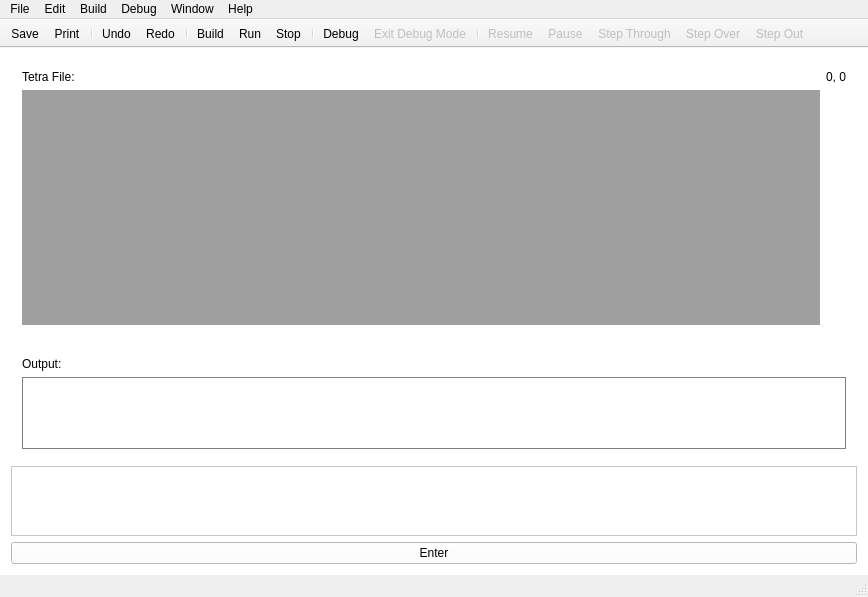
Above: gui/mainwindow.ui from IanFinlayson/tetra before the change. Below: the same form after it.
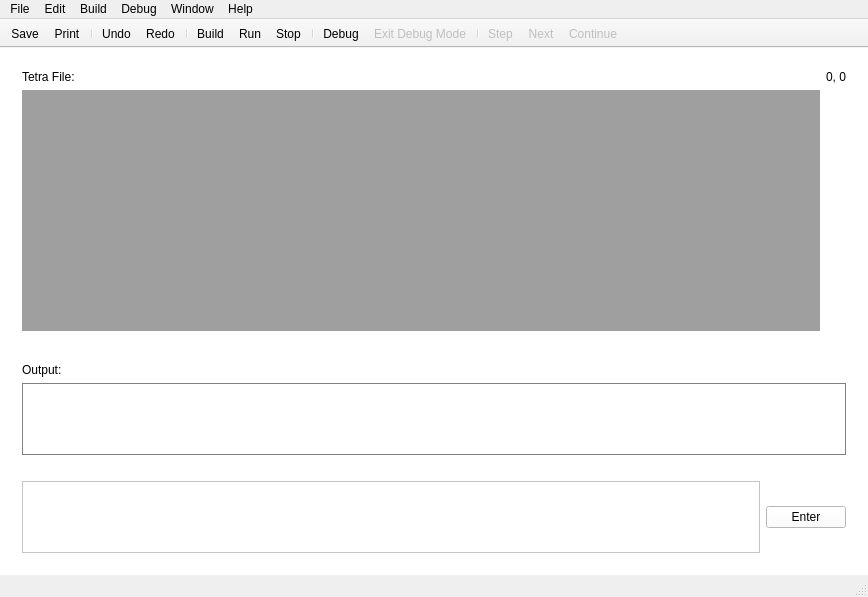
That is the form after the change. Icons and pictures are not drawn. Custom widgets are drawn as their Qt base class.

Patch:
```diff
--- a/gui/mainwindow.ui
+++ b/gui/mainwindow.ui
@@ -20,12 +20,12 @@
    <property name="styleSheet">
     <string notr="true">background: rgb(255, 255, 255)</string>
    </property>
-   <layout class="QVBoxLayout" name="verticalLayout_2">
-    <item>
-     <widget class="QSplitter" name="splitter">
+   <layout class="QGridLayout" name="gridLayout_3">
+    <item row="0" column="0">
+     <widget class="QSplitter" name="mainSplitter">
       <property name="styleSheet">
        <string notr="true">QSplitter::handle{
-	background-color: white;
+background-color: white;
 }</string>
       </property>
       <property name="orientation">
@@ -89,6 +89,15 @@
         </item>
        </layout>
       </widget>
+      <widget class="QSplitter" name="splitter">
+       <property name="styleSheet">
+        <string notr="true">QSplitter::handle{
+background-color: white;
+}</string>
+       </property>
+       <property name="orientation">
+        <enum>Qt::Vertical</enum>
+       </property>
       <widget class="QWidget" name="layoutWidget">
        <layout class="QVBoxLayout" name="verticalLayout">
         <item>
@@ -139,13 +148,13 @@
         </item>
        </layout>
       </widget>
-     </widget>
-    </item>
+       <widget class="QWidget" name="layoutWidget">
+        <layout class="QHBoxLayout" name="horizontalLayout">
     <item>
      <widget class="QPlainTextEdit" name="userInput"/>
     </item>
     <item>
-     <widget class="QPushButton" name="pushButton">
+          <widget class="QPushButton" name="enterInputButton">
       <property name="text">
        <string>Enter</string>
       </property>
@@ -153,6 +162,11 @@
     </item>
    </layout>
   </widget>
+      </widget>
+     </widget>
+    </item>
+   </layout>
+  </widget>
   <widget class="QMenuBar" name="menuBar">
    <property name="geometry">
     <rect>
@@ -212,9 +226,14 @@
      <string>Debug</string>
     </property>
     <addaction name="actionDebug"/>
-    <addaction name="actionResume"/>
-    <addaction name="actionPause"/>
     <addaction name="actionExit_Debug_Mode"/>
+    <addaction name="separator"/>
+    <addaction name="actionStep"/>
+    <addaction name="actionNext"/>
+    <addaction name="actionContinue"/>
+    <addaction name="actionSet_Breakpoint"/>
+    <addaction name="actionRemove_Breakpoint"/>
+    <addaction name="actionInterrupt"/>
    </widget>
    <widget class="QMenu" name="menuWindow">
     <property name="title">
@@ -241,7 +260,7 @@
     <bool>true</bool>
    </property>
    <property name="windowTitle">
-    <string>toolBar</string>
+    <string>Toolbar</string>
    </property>
    <property name="autoFillBackground">
     <bool>true</bool>
@@ -259,7 +278,7 @@
     </size>
    </property>
    <property name="toolButtonStyle">
-    <enum>Qt::ToolButtonFollowStyle</enum>
+    <enum>Qt::ToolButtonIconOnly</enum>
    </property>
    <property name="floatable">
     <bool>false</bool>
@@ -283,11 +302,9 @@
    <addaction name="actionDebug"/>
    <addaction name="actionExit_Debug_Mode"/>
    <addaction name="separator"/>
-   <addaction name="actionResume"/>
-   <addaction name="actionPause"/>
-   <addaction name="actionStep_Through"/>
-   <addaction name="actionStep_Over"/>
-   <addaction name="actionStep_Out"/>
+   <addaction name="actionStep"/>
+   <addaction name="actionNext"/>
+   <addaction name="actionContinue"/>
   </widget>
   <action name="actionSave">
    <property name="icon">
@@ -480,7 +497,7 @@
     <string>Clear Output</string>
    </property>
   </action>
-  <action name="actionResume">
+  <action name="actionContinue">
    <property name="enabled">
     <bool>false</bool>
    </property>
@@ -489,22 +506,10 @@
      <normaloff>:/icons/Tetra Resources/icons/appbar.control.resume.png</normaloff>:/icons/Tetra Resources/icons/appbar.control.resume.png</iconset>
    </property>
    <property name="text">
-    <string>Resume</string>
+    <string>Continue</string>
    </property>
   </action>
-  <action name="actionPause">
-   <property name="enabled">
-    <bool>false</bool>
-   </property>
-   <property name="icon">
-    <iconset resource="AppResources.qrc">
-     <normaloff>:/icons/Tetra Resources/icons/appbar.control.pause.png</normaloff>:/icons/Tetra Resources/icons/appbar.control.pause.png</iconset>
-   </property>
-   <property name="text">
-    <string>Pause</string>
-   </property>
-  </action>
-  <action name="actionStep_Through">
+  <action name="actionStep">
    <property name="enabled">
     <bool>false</bool>
    </property>
@@ -513,31 +518,10 @@
      <normaloff>:/icons/Tetra Resources/icons/appbar.debug.step.into.png</normaloff>:/icons/Tetra Resources/icons/appbar.debug.step.into.png</iconset>
    </property>
    <property name="text">
-    <string>Step Through</string>
+    <string>Step</string>
    </property>
-  </action>
-  <action name="actionStep_Out">
-   <property name="enabled">
-    <bool>false</bool>
-   </property>
-   <property name="icon">
-    <iconset resource="AppResources.qrc">
-     <normaloff>:/icons/Tetra Resources/icons/appbar.debug.step.out.png</normaloff>:/icons/Tetra Resources/icons/appbar.debug.step.out.png</iconset>
-   </property>
-   <property name="text">
-    <string>Step Out</string>
-   </property>
-  </action>
-  <action name="actionStep_Over">
-   <property name="enabled">
-    <bool>false</bool>
-   </property>
-   <property name="icon">
-    <iconset resource="AppResources.qrc">
-     <normaloff>:/icons/Tetra Resources/icons/appbar.debug.step.over.png</normaloff>:/icons/Tetra Resources/icons/appbar.debug.step.over.png</iconset>
-   </property>
-   <property name="text">
-    <string>Step Over</string>
+   <property name="toolTip">
+    <string>Step</string>
    </property>
   </action>
   <action name="actionExit_Debug_Mode">
@@ -557,6 +541,42 @@
     <string>Tab Width</string>
    </property>
   </action>
+  <action name="actionInterrupt">
+   <property name="enabled">
+    <bool>false</bool>
+   </property>
+   <property name="text">
+    <string>Interrupt</string>
+   </property>
+  </action>
+  <action name="actionSet_Breakpoint">
+   <property name="enabled">
+    <bool>false</bool>
+   </property>
+   <property name="text">
+    <string>Set Breakpoint</string>
+   </property>
+  </action>
+  <action name="actionRemove_Breakpoint">
+   <property name="enabled">
+    <bool>false</bool>
+   </property>
+   <property name="text">
+    <string>Remove Breakpoint</string>
+   </property>
+  </action>
+  <action name="actionNext">
+   <property name="enabled">
+    <bool>false</bool>
+   </property>
+   <property name="icon">
+    <iconset resource="AppResources.qrc">
+     <normaloff>:/icons/Tetra Resources/icons/appbar.navigate.next.png</normaloff>:/icons/Tetra Resources/icons/appbar.navigate.next.png</iconset>
+   </property>
+   <property name="text">
+    <string>Next</string>
+   </property>
+  </action>
  </widget>
  <layoutdefault spacing="6" margin="11"/>
  <customwidgets>
```
Lines whose indentation alone changed are shown as unchanged.
